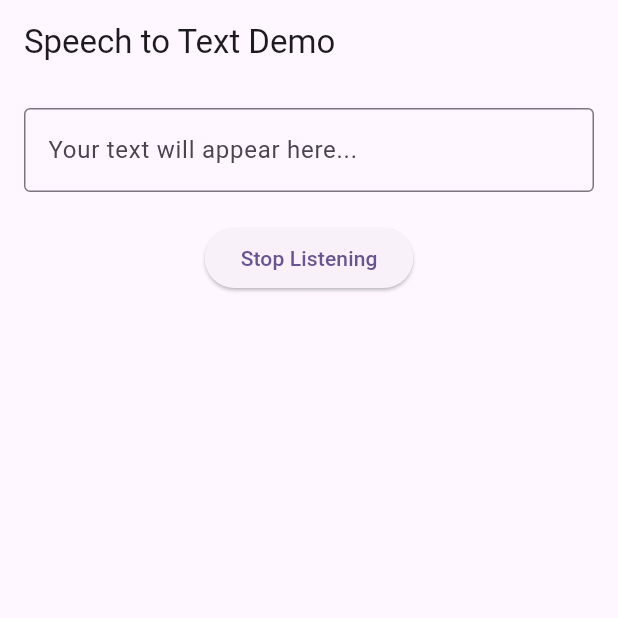
After one commit to flexboni/all_in_one_flutter, a Flutter app: the SpeechToTextScreen screen opened by its route, after a tap on "Start Listening", on a phone screen of 412 x 824 dp, the top half of it. The commit adds this screen. Run offline on Flutter 3.47's test engine with Material 3 defaults, Android fonts, the phone set to English and light mode, and no system bars; our stand-ins replace cached_network_image, flutter_html, flutter_riverpod, flutter_screenutil, flutter_svg, fluttertoast and 9 more; missing offline and left inert: drag_and_drop_lists, easy_pdf_viewer, flutter_downloader, flutter_math_fork, flutter_pdfview, flutter_tex and 5 more; generated files the repository leaves out were written again; project files that could hold a hidden picture were left out.

Commit message:
feat: STT 기본 기능 구현

```diff
--- /dev/null
+++ b/lib/feat/voice/screen/speech_to_text_screen.dart
@@ -0,0 +1,88 @@
+import 'package:flutter/material.dart';
+import 'package:speech_to_text/speech_recognition_result.dart';
+import 'package:speech_to_text/speech_to_text.dart' as stt;
+
+class SpeechToTextScreen extends StatefulWidget {
+  const SpeechToTextScreen({super.key});
+
+  @override
+  State<SpeechToTextScreen> createState() => _SpeechToTextScreenState();
+}
+
+class _SpeechToTextScreenState extends State<SpeechToTextScreen> {
+  late stt.SpeechToText _speech;
+  late TextEditingController _controller;
+
+  bool _isListening = false;
+  int _cursorPosition = 0;
+
+  @override
+  void initState() {
+    super.initState();
+    _speech = stt.SpeechToText();
+    _controller = TextEditingController();
+    _controller.addListener(_updateCursorPosition);
+  }
+
+  void _updateCursorPosition() {
+    _cursorPosition = _controller.selection.baseOffset;
+  }
+
+  void _listen() async {
+    void onSpeechResult(SpeechRecognitionResult result) {
+      setState(() {
+        if (_isListening) {
+          _controller.text = result.recognizedWords;
+        }
+      });
+    }
+
+    if (!_isListening) {
+      bool available = await _speech.initialize();
+      if (available) {
+        setState(() => _isListening = true);
+
+        _speech.listen(onResult: onSpeechResult);
+      }
+    } else {
+      setState(() => _isListening = false);
+      // _speech.stop();
+    }
+  }
+
+  @override
+  Widget build(BuildContext context) {
+    return Scaffold(
+      appBar: AppBar(
+        title: const Text('Speech to Text Demo'),
+      ),
+      body: Padding(
+        padding: const EdgeInsets.all(16.0),
+        child: Column(
+          children: [
+            TextField(
+              controller: _controller,
+              maxLines: null,
+              decoration: const InputDecoration(
+                hintText: 'Your text will appear here...',
+                border: OutlineInputBorder(),
+              ),
+            ),
+            const SizedBox(height: 20),
+            ElevatedButton(
+              onPressed: _listen,
+              child: Text(_isListening ? 'Stop Listening' : 'Start Listening'),
+            ),
+          ],
+        ),
+      ),
+    );
+  }
+
+  @override
+  void dispose() {
+    _controller.removeListener(_updateCursorPosition);
+    _controller.dispose();
+    super.dispose();
+  }
+}
--- a/lib/router/router_configs.dart
+++ b/lib/router/router_configs.dart
@@ -13,9 +13,11 @@ import 'package:all_in_one_flutter/feat/pdf/screen/flutter_pdf_screen.dart';
 import 'package:all_in_one_flutter/feat/pdf/screen/multi_pdf_screen.dart';
 import 'package:all_in_one_flutter/feat/pdf/screen/pdfx_screen.dart';
 import 'package:all_in_one_flutter/feat/pencil/screen/pencil_screen.dart';
+import 'package:all_in_one_flutter/feat/tex/screen/tex_text_screen.dart';
 import 'package:all_in_one_flutter/feat/video_player/popup_video_player_screen.dart';
 import 'package:all_in_one_flutter/feat/video_player/shorts_player_screen.dart';
 import 'package:all_in_one_flutter/feat/video_player/video_player_screen.dart';
+import 'package:all_in_one_flutter/feat/voice/screen/speech_to_text_screen.dart';
 import 'package:all_in_one_flutter/router/router_listenable.dart';
 import 'package:flutter/material.dart';
 import 'package:go_router/go_router.dart';
@@ -208,6 +210,18 @@ class PencilRoute extends GoRouteData {
   }
 }
 
+@TypedGoRoute<TexTextRoute>(path: TexTextRoute.path)
+class TexTextRoute extends GoRouteData {
+  const TexTextRoute();
+
+  static const path = '/tex-text';
+
+  @override
+  Widget build(BuildContext context, GoRouterState state) {
+    return const TexTextScreen();
+  }
+}
+
 @TypedGoRoute<VideoPlayerRoute>(path: VideoPlayerRoute.path)
 class VideoPlayerRoute extends GoRouteData {
   const VideoPlayerRoute();
@@ -255,3 +269,15 @@ class FlickVideoPlayerRoute extends GoRouteData {
     return const FlickVideoPlayerScreen();
   }
 }
+
+@TypedGoRoute<SpeechToTextRoute>(path: SpeechToTextRoute.path)
+class SpeechToTextRoute extends GoRouteData {
+  const SpeechToTextRoute();
+
+  static const path = '/speech-to-text';
+
+  @override
+  Widget build(BuildContext context, GoRouterState state) {
+    return const SpeechToTextScreen();
+  }
+}
```
Also changed, not shown: lib/feat/main_screen.dart (+18 -0 lines), lib/feat/tex/screen/tex_text_screen.dart (added, +29 -0 lines), lib/gen/assets.gen.dart (+38 -11 lines), pubspec.yaml (+6 -2 lines), lib/feat/drag_drop/model/curriculum.g.dart, lib/feat/pencil/model/answer.g.dart, lib/feat/pencil/model/exam.g.dart, lib/feat/pencil/model/question.g.dart, lib/feat/pencil/model/recommend.g.dart, lib/feat/pencil/model/solution_step.g.dart, lib/feat/pencil/model/step.g.dart, lib/feat/pencil/model/step_view.g.dart, lib/router/router_configs.g.dart, pubspec.lock, 2 other files.
